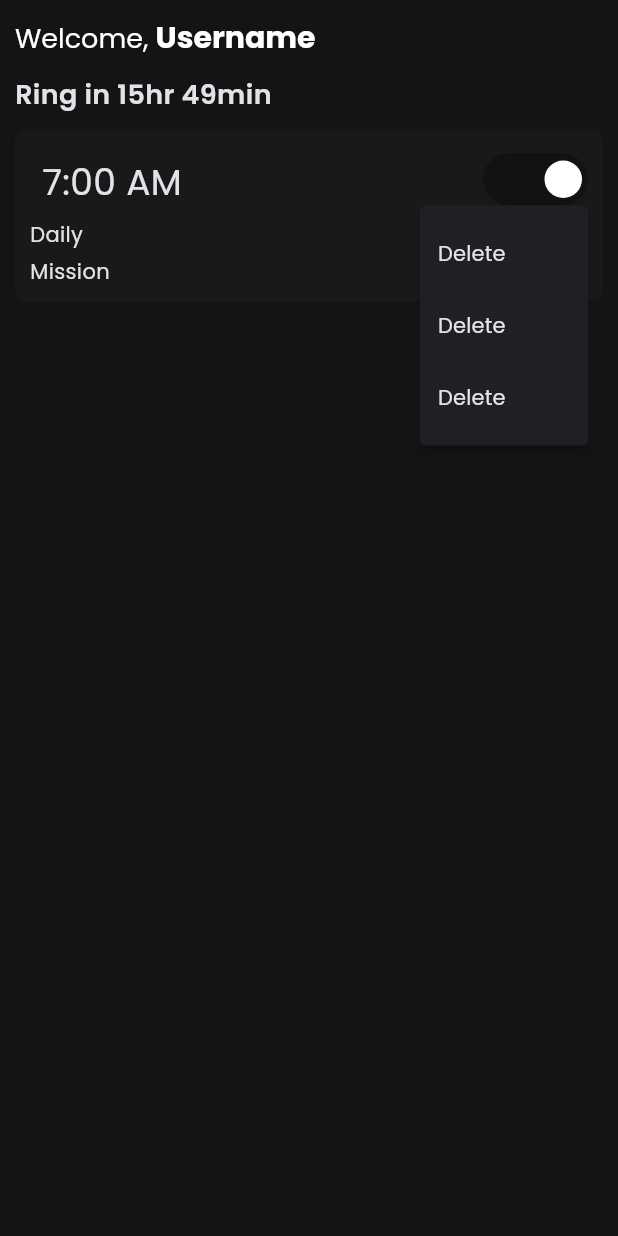
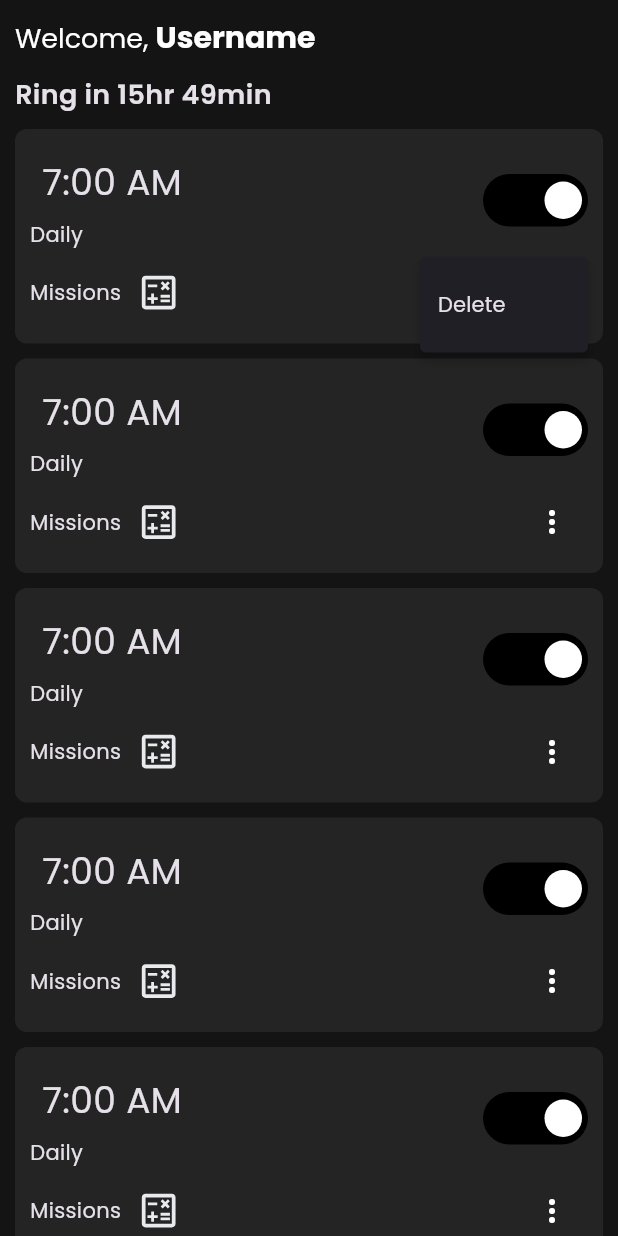
Before and after one commit to Mohammad-Areeb-Kashaf/snooze_slayer, a Flutter app: the screen it shows after launch, after a tap on the "more vert" icon, on a phone screen of 412 x 824 dp. Run offline on Flutter 3.47's test engine with Material 3 defaults, Android fonts, the light colour scheme and no system bars; drawn by our look-alikes of flutter_switch; our stand-ins replace flutter_svg.

Commit message:
completed alarm tile ui

```diff
--- a/lib/pages/main_screen.dart
+++ b/lib/pages/main_screen.dart
@@ -1,5 +1,5 @@
 import 'package:flutter/material.dart';
-import 'package:flutter_switch/flutter_switch.dart';
+import 'package:snooze_slayer/widgets/alarm_tile.dart';
 
 class MainScreen extends StatefulWidget {
   const MainScreen({super.key});
@@ -14,7 +14,8 @@ class _MainScreenState extends State<MainScreen> {
   @override
   Widget build(BuildContext context) {
     return Scaffold(
-      body: SafeArea(
+      body: SingleChildScrollView(
+        child: SafeArea(
           child: Padding(
             padding: const EdgeInsets.all(10.0),
             child: Column(
@@ -42,84 +43,23 @@ class _MainScreenState extends State<MainScreen> {
                 ),
                 SizedBox(height: 10),
                 Column(
+                  mainAxisAlignment: MainAxisAlignment.spaceAround,
                   crossAxisAlignment: CrossAxisAlignment.stretch,
                   children: [
-                  Container(
-                    padding: EdgeInsets.all(10),
-                    decoration: BoxDecoration(
-                      borderRadius: BorderRadius.circular(8),
-                      color: Color(0xff191919),
-                    ),
-                    child: Row(
-                      mainAxisAlignment: MainAxisAlignment.spaceBetween,
-                      children: [
-                        Column(
-                          crossAxisAlignment: CrossAxisAlignment.start,
-                          children: [
-                            Padding(
-                              padding: const EdgeInsets.all(8.0),
-                              child: Text(
-                                '7:00 AM',
-                                style: TextStyle(fontSize: 24),
-                              ),
-                            ),
-                            Text(
-                              'Daily',
-                              style: TextStyle(fontSize: 14),
-                            ),
-                            SizedBox(
-                              height: 5,
-                            ),
-                            Text(
-                              'Mission',
-                              style: TextStyle(fontSize: 14),
-                            ),
-                          ],
-                        ),
-                        Column(
-                          crossAxisAlignment: CrossAxisAlignment.end,
-                          mainAxisAlignment: MainAxisAlignment.spaceBetween,
-                          children: [
-                            FlutterSwitch(
-                              value: isAlarmEnabled,
-                              onToggle: (bool value) {
-                                setState(() {
-                                  isAlarmEnabled = value;
-                                });
-                              },
-                              activeColor: Color(0xff121212),
-                              inactiveColor: Color(0xff242424),
-                              inactiveToggleColor: Color(0xff343434),
-                            ),
-                            Align(
-                              alignment: Alignment.bottomRight,
-                              child: PopupMenuButton(
-                                itemBuilder: (BuildContext context) {
-                                  return [
-                                    PopupMenuItem(
-                                      child: Text('Delete'),
-                                    ),
-                                    PopupMenuItem(
-                                      child: Text('Delete'),
-                                    ),
-                                    PopupMenuItem(
-                                      child: Text('Delete'),
-                                    ),
-                                  ];
-                                },
-                              ),
-                            )
-                          ],
-                        )
-                      ],
-                    ),
-                  )
+                    AlarmTile(),
+                    AlarmTile(),
+                    AlarmTile(),
+                    AlarmTile(),
+                    AlarmTile(),
+                    AlarmTile(),
+                    AlarmTile(),
                   ],
                 )
               ],
             ),
           ),
         ),
+      ),
     );
   }
 }
--- /dev/null
+++ b/lib/widgets/alarm_tile.dart
@@ -0,0 +1,105 @@
+import 'package:flutter/material.dart';
+import 'package:flutter_svg/flutter_svg.dart';
+import 'package:flutter_switch/flutter_switch.dart';
+
+class AlarmTile extends StatefulWidget {
+  const AlarmTile({super.key});
+
+  @override
+  State<AlarmTile> createState() => _AlarmTileState();
+}
+
+class _AlarmTileState extends State<AlarmTile> {
+  bool isAlarmEnabled = true;
+
+  @override
+  Widget build(BuildContext context) {
+    return Padding(
+      padding: const EdgeInsets.only(bottom: 10.0),
+      child: Material(
+        color: Color(0xff242424),
+        borderRadius: BorderRadius.circular(8),
+        child: InkWell(
+          borderRadius: BorderRadius.circular(8),
+          onTap: () {
+            print("Button pressed");
+          },
+          child: Padding(
+            padding: const EdgeInsets.all(10.0),
+            child: Column(
+              children: [
+                Row(
+                  mainAxisAlignment: MainAxisAlignment.spaceBetween,
+                  children: [
+                    Column(
+                      crossAxisAlignment: CrossAxisAlignment.start,
+                      children: [
+                        Padding(
+                          padding: const EdgeInsets.all(8.0),
+                          child: Text(
+                            '7:00 AM',
+                            style: TextStyle(fontSize: 24),
+                          ),
+                        ),
+                        Text(
+                          'Daily',
+                          style: TextStyle(fontSize: 14),
+                        ),
+                        SizedBox(height: 5),
+                      ],
+                    ),
+                    Column(
+                      crossAxisAlignment: CrossAxisAlignment.end,
+                      mainAxisAlignment: MainAxisAlignment.spaceBetween,
+                      children: [
+                        FlutterSwitch(
+                          value: isAlarmEnabled,
+                          onToggle: (bool value) {
+                            setState(() {
+                              isAlarmEnabled = value;
+                            });
+                          },
+                          activeColor: Color(0xff000000),
+                          inactiveColor: Color(0xff343434),
+                          inactiveToggleColor: Color(0xff444444),
+                        ),
+                      ],
+                    ),
+                  ],
+                ),
+                Row(
+                  mainAxisAlignment: MainAxisAlignment.spaceBetween,
+                  children: [
+                    Row(
+                      children: [
+                        Text(
+                          'Missions',
+                          style: TextStyle(fontSize: 14),
+                        ),
+                        SizedBox(width: 10),
+                        SvgPicture.asset(
+                          'assets/icons/calculate.svg',
+                          height: 30,
+                          width: 30,
+                        )
+                      ],
+                    ),
+                    PopupMenuButton(
+                      itemBuilder: (BuildContext context) {
+                        return [
+                          PopupMenuItem(
+                            child: Text('Delete'),
+                          ),
+                        ];
+                      },
+                    ),
+                  ],
+                ),
+              ],
+            ),
+          ),
+        ),
+      ),
+    );
+  }
+}
```
Also changed, not shown: pubspec.yaml (+6 -6 lines), assets/icons/calculate.svg (added), pubspec.lock. Lines whose indentation alone changed are shown as unchanged.
